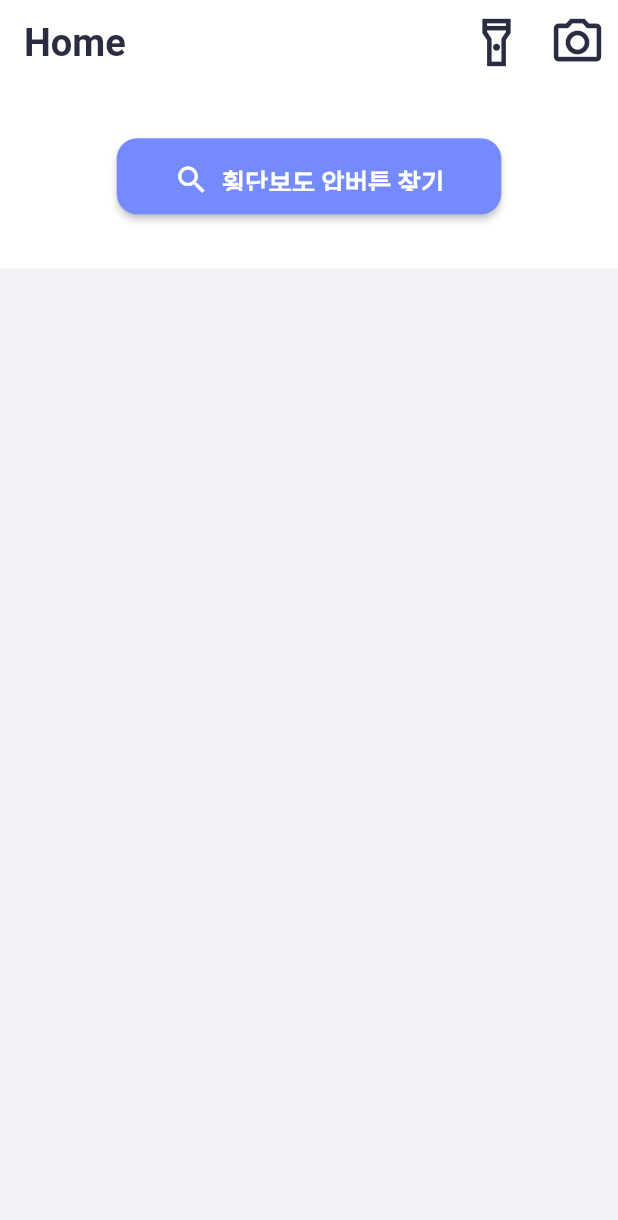
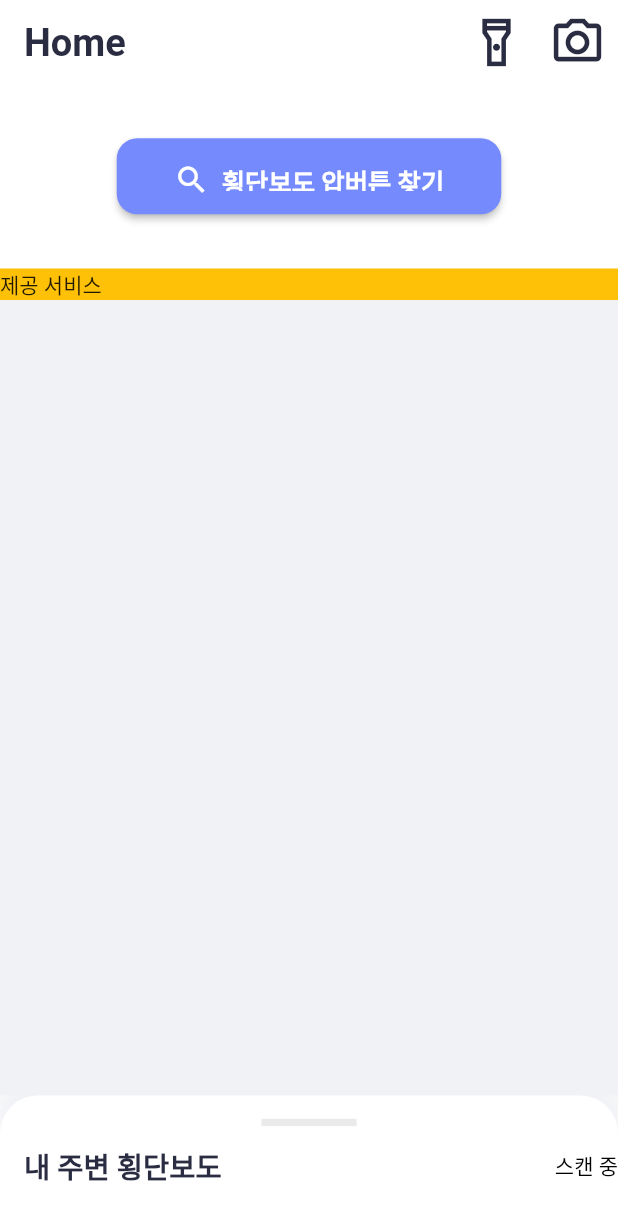
Before and after one commit to hanmango-o/safelight, a Flutter app: the screen it shows after launch, on a phone screen of 412 x 824 dp. Shown: the top 1220 px of the screen. Run offline on Flutter 3.47's test engine with Material 2 defaults, Android fonts, the phone set to English and light mode, and no system bars; our stand-ins replace flutter_blue, flutter_screenutil, flutter_tts, get.

Commit message:
add : set up home ui frame
홈화면의 ui를 구성함
v0.1.0 | create by 한영찬(hanmango-o) | hanmango.o@gmail.com

```diff
--- a/lib/asset/static/color_theme.dart
+++ b/lib/asset/static/color_theme.dart
@@ -12,6 +12,7 @@ class ColorTheme {
   static const Color onSecondary = Color(0xff2A2C41);
   static const Color background = Color(0xffF1F2F6);
   static const Color onBackground = Color(0xff939AA3);
+  static const Color surface = Color(0xffEAEAEA);
   static const Color highlight1 = Color(0xffFFBC42);
   static const Color highlight2 = Color(0xff619B8A);
   static const Color highlight3 = Color(0xff0496FF);
--- a/lib/main.dart
+++ b/lib/main.dart
@@ -28,6 +28,7 @@ class SafeLight extends StatelessWidget {
             onSecondary: ColorTheme.onSecondary,
             background: ColorTheme.background,
             onBackground: ColorTheme.onBackground,
+            surface: ColorTheme.surface,
           ),
           scaffoldBackgroundColor: ColorTheme.background,
           appBarTheme: AppBarTheme(
@@ -64,6 +65,7 @@ class SafeLight extends StatelessWidget {
             selectedIconTheme: IconThemeData(size: 32.sp),
             unselectedIconTheme: IconThemeData(size: 32.sp),
           ),
+          textTheme: TextTheme(),
         ),
         home: StreamBuilder<BluetoothState>(
           stream: FlutterBlue.instance.state,
--- /dev/null
+++ b/lib/ui/frame/board_frame.dart
@@ -0,0 +1,36 @@
+import 'package:flutter/material.dart';
+import 'package:flutter/src/foundation/key.dart';
+import 'package:flutter/src/widgets/framework.dart';
+
+class BoardFrame extends StatelessWidget {
+  final String title;
+  final Widget body;
+  final Color? backgroundColor;
+  final EdgeInsets? padding;
+
+  const BoardFrame({
+    Key? key,
+    required this.title,
+    required this.body,
+    this.backgroundColor,
+    this.padding,
+  }) : super(key: key);
+
+  @override
+  Widget build(BuildContext context) {
+    return Align(
+      child: Container(
+        color: backgroundColor,
+        padding: padding,
+        width: double.infinity,
+        child: Column(
+          crossAxisAlignment: CrossAxisAlignment.start,
+          children: [
+            Text(title),
+            body,
+          ],
+        ),
+      ),
+    );
+  }
+}
--- a/lib/ui/view/home_view.dart
+++ b/lib/ui/view/home_view.dart
@@ -3,6 +3,8 @@ import 'package:flutter/material.dart';
 import 'package:flutter_blue/flutter_blue.dart';
 import 'package:flutter_screenutil/flutter_screenutil.dart';
 import 'package:get/get.dart';
+import 'package:safelight/asset/static/color_theme.dart';
+import 'package:safelight/ui/frame/board_frame.dart';
 import 'package:safelight/ui/view/pressed_btn_view.dart';
 
 class HomeView extends StatefulWidget {
@@ -13,6 +15,8 @@ class HomeView extends StatefulWidget {
 }
 
 class _HomeViewState extends State<HomeView> {
+  bool value = false;
+
   @override
   void initState() {
     super.initState();
@@ -22,6 +26,90 @@ class _HomeViewState extends State<HomeView> {
   @override
   Widget build(BuildContext context) {
     return Scaffold(
+      bottomSheet: AnimatedContainer(
+        duration: Duration(milliseconds: 1600),
+        curve: Curves.fastLinearToSlowEaseIn,
+        height: value ? 620 : 96.h,
+        decoration: BoxDecoration(
+          borderRadius: BorderRadius.vertical(
+            top: Radius.circular(26.r),
+          ),
+          boxShadow: [
+            BoxShadow(
+              offset: Offset(0, -10),
+              blurRadius: 10,
+              spreadRadius: 2,
+              color: Theme.of(context).colorScheme.background,
+            )
+          ],
+        ),
+        child: Column(
+          children: [
+            AppBar(
+              flexibleSpace: Center(
+                child: Container(
+                  width: 60.w,
+                  height: 5.h,
+                  margin: EdgeInsets.only(top: 16.h),
+                  decoration: BoxDecoration(
+                    color: Theme.of(context).colorScheme.surface,
+                    borderRadius: BorderRadius.circular(double.infinity),
+                  ),
+                ),
+              ),
+              leading: value
+                  ? IconButton(
+                      icon: Icon(
+                        Icons.arrow_back_ios,
+                        color: Colors.black,
+                      ),
+                      onPressed: () {
+                        setState(() {
+                          value = !value;
+                        });
+                      },
+                    )
+                  : null,
+              shape: RoundedRectangleBorder(
+                borderRadius: BorderRadius.vertical(
+                  top: Radius.circular(26.r),
+                ),
+              ),
+              toolbarHeight: 96.h,
+              title: Text(
+                '내 주변 횡단보도',
+                style: TextStyle(
+                  fontSize: 18.sp,
+                  fontWeight: FontWeight.bold,
+                  color: ColorTheme.onSecondary,
+                ),
+              ),
+              actions: [
+                Center(
+                  child: Text(
+                    '스캔 중',
+                    style: TextStyle(color: Colors.black),
+                  ),
+                )
+              ],
+            ),
+            Expanded(
+              child: Container(
+                color: Colors.white,
+                height: 20,
+                child: SingleChildScrollView(
+                  child: Column(
+                    children: [
+                      Text('d'),
+                      Container(),
+                    ],
+                  ),
+                ),
+              ),
+            ),
+          ],
+        ),
+      ),
       appBar: AppBar(
         title: Text('Home'),
         actions: [
@@ -44,49 +132,108 @@ class _HomeViewState extends State<HomeView> {
               height: 126.h,
               child: Align(
                 child: ElevatedButton.icon(
-                  onPressed: () => null,
+                  onPressed: () {
+                    setState(() {
+                      value = !value;
+                    });
+                  },
                   icon: Icon(Icons.search),
                   label: Text('횡단보도 압버튼 찾기'),
                 ),
               ),
             ),
-            StreamBuilder<List<ScanResult>>(
-              stream: FlutterBlue.instance.scanResults,
-              // stream: Stream.periodic(Duration(seconds: 4)).asyncMap((event) => null),
-              initialData: [],
-              builder: (c, snapshot) {
-                if (!snapshot.hasData) {
-                  return Center(child: Text('주변에 SafeLight가 없습니다.'));
-                }
-                return Column(
-                  children: snapshot.data!.map((r) {
-                    if (r.device.name == 'HMSoft') {
-                      return Padding(
-                        padding: const EdgeInsets.all(20.0),
-                        child: SizedBox(
-                          width: double.infinity,
-                          height: 60,
-                          child: ElevatedButton(
-                            child: Text(
-                              '역곡역 1번출구 방향 압버튼',
-                              overflow: TextOverflow.ellipsis,
-                            ),
-                            onPressed: (r.advertisementData.connectable)
-                                ? () async {
-                                    await r.device.connect(autoConnect: true);
-                                    Get.to(
-                                        () => PressedBtnView(device: r.device));
-                                  }
-                                : null,
-                          ),
-                        ),
-                      );
-                    }
-                    return SizedBox();
-                  }).toList(),
-                );
-              },
+            BoardFrame(
+              title: '제공 서비스',
+              backgroundColor: Colors.amber,
+              body: Column(
+                children: [
+                  Row(
+                    children: [Container()],
+                  )
+                ],
+              ),
             ),
+
+            // BoardFrame(
+            //   title: '제공 서비스',
+            //   body: GridView.count(
+            //     primary: false,
+            //     padding: const EdgeInsets.all(20),
+            //     crossAxisSpacing: 10,
+            //     mainAxisSpacing: 10,
+            //     crossAxisCount: 2,
+            //     children: <Widget>[
+            //       Container(
+            //         padding: const EdgeInsets.all(8),
+            //         color: Colors.teal[100],
+            //         child: const Text("He'd have you all unravel at the"),
+            //       ),
+            //       Container(
+            //         padding: const EdgeInsets.all(8),
+            //         color: Colors.teal[200],
+            //         child: const Text('Heed not the rabble'),
+            //       ),
+            //       Container(
+            //         padding: const EdgeInsets.all(8),
+            //         color: Colors.teal[300],
+            //         child: const Text('Sound of screams but the'),
+            //       ),
+            //       Container(
+            //         padding: const EdgeInsets.all(8),
+            //         color: Colors.teal[400],
+            //         child: const Text('Who scream'),
+            //       ),
+            //       Container(
+            //         padding: const EdgeInsets.all(8),
+            //         color: Colors.teal[500],
+            //         child: const Text('Revolution is coming...'),
+            //       ),
+            //       Container(
+            //         padding: const EdgeInsets.all(8),
+            //         color: Colors.teal[600],
+            //         child: const Text('Revolution, they...'),
+            //       ),
+            //     ],
+            //   ),
+            // ),
+
+            // StreamBuilder<List<ScanResult>>(
+            //   stream: FlutterBlue.instance.scanResults,
+            //   // stream: Stream.periodic(Duration(seconds: 4)).asyncMap((event) => null),
+            //   initialData: [],
+            //   builder: (c, snapshot) {
+            //     if (!snapshot.hasData) {
+            //       return Center(child: Text('주변에 SafeLight가 없습니다.'));
+            //     }
+            //     return Column(
+            //       children: snapshot.data!.map((r) {
+            //         if (r.device.name == 'HMSoft') {
+            //           return Padding(
+            //             padding: const EdgeInsets.all(20.0),
+            //             child: SizedBox(
+            //               width: double.infinity,
+            //               height: 60,
+            //               child: ElevatedButton(
+            //                 child: Text(
+            //                   '역곡역 1번출구 방향 압버튼',
+            //                   overflow: TextOverflow.ellipsis,
+            //                 ),
+            //                 onPressed: (r.advertisementData.connectable)
+            //                     ? () async {
+            //                         await r.device.connect(autoConnect: true);
+            //                         Get.to(
+            //                             () => PressedBtnView(device: r.device));
+            //                       }
+            //                     : null,
+            //               ),
+            //             ),
+            //           );
+            //         }
+            //         return SizedBox();
+            //       }).toList(),
+            //     );
+            //   },
+            // ),
           ],
         ),
       ),
--- a/lib/ui/view/main_view.dart
+++ b/lib/ui/view/main_view.dart
@@ -41,7 +41,7 @@ class _MainViewState extends State<MainView> {
           ),
         ),
         child: BottomNavigationBar(
-          unselectedItemColor: Theme.of(context).colorScheme.onBackground,
+          unselectedItemColor: Theme.of(context).colorScheme.surface,
           backgroundColor: Theme.of(context).colorScheme.secondary,
           items: const <BottomNavigationBarItem>[
             BottomNavigationBarItem(
```
